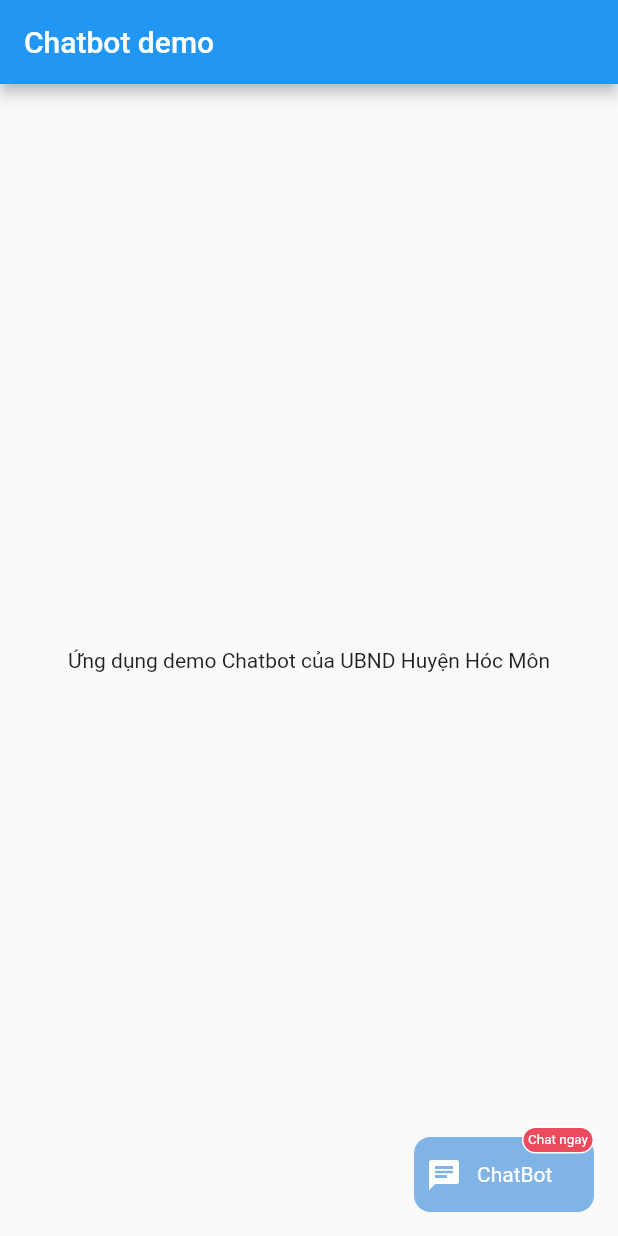
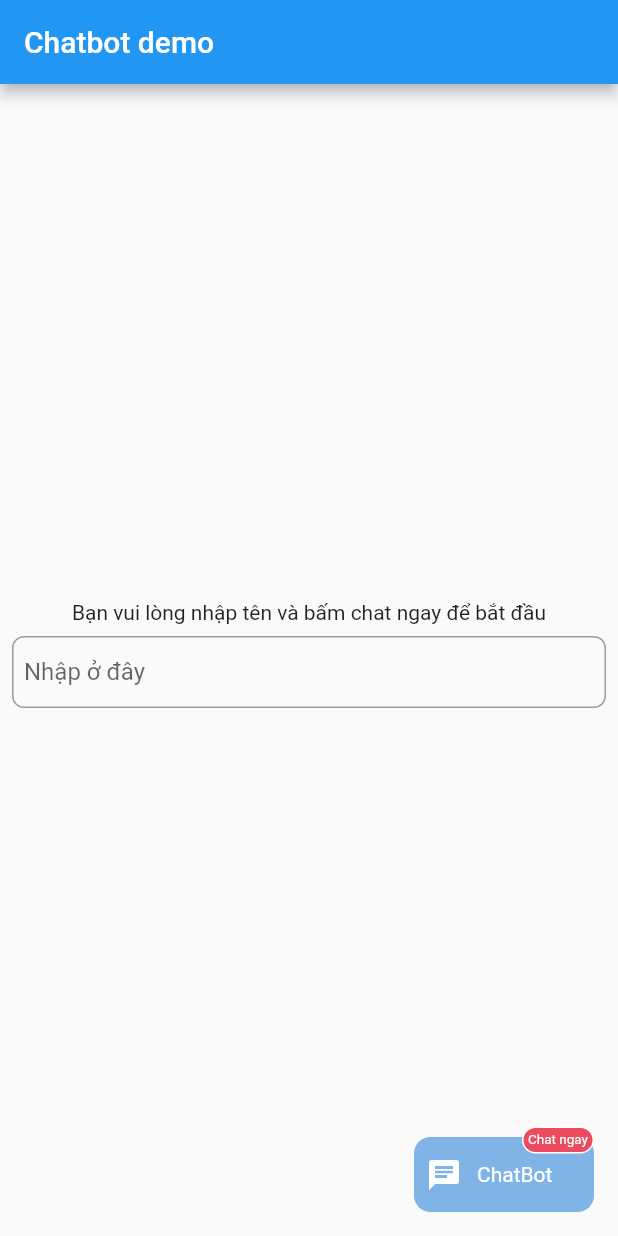
Before and after one commit to vietinfo/package_chatbot, a Flutter app: the screen it shows after launch, on a phone screen of 412 x 824 dp. Run offline on Flutter 3.47's test engine with Material 2 defaults, Android fonts, the phone set to English and light mode, and no system bars; our stand-ins replace dio, extended_image, flutter_html, flutter_spinkit, get, location and 4 more; missing offline and left inert: map_launcher, speech_to_text_vi.

Commit message:
update 10/6

```diff
--- a/example/lib/main.dart
+++ b/example/lib/main.dart
@@ -19,6 +19,8 @@ class MyApp extends StatelessWidget {
   @override
   Widget build(BuildContext context) {
     return GetMaterialApp(
+      // locale: DevicePreview.locale(context), // Add the locale here
+      // builder: DevicePreview.appBuilder,
       debugShowCheckedModeBanner: false,
       title: 'Flutter Demo',
       theme: ThemeData(
@@ -57,6 +59,8 @@ class MyHomePage extends StatefulWidget {
 }
 
 class _MyHomePageState extends State<MyHomePage> {
+  final TextEditingController textEditingCtrHoTen = TextEditingController();
+
   @override
   Widget build(BuildContext context) {
     // This method is rerun every time setState is called, for instance as done
@@ -96,17 +100,64 @@ class _MyHomePageState extends State<MyHomePage> {
             // axis because Columns are vertical (the cross axis would be
             // horizontal).
             mainAxisAlignment: MainAxisAlignment.center,
-            children: const <Widget>[
-              Text(
-                'Ứng dụng demo Chatbot của UBND Huyện Hóc Môn',
+            children: <Widget>[
+              // const Text(
+              //   'Ứng dụng demo Chatbot của UBND Huyện Hóc Môn',
+              // ),
+              const Text('Bạn vui lòng nhập tên và bấm chat ngay để bắt đầu'),
+              Padding(
+                padding: const EdgeInsets.all(8.0),
+                child: TextField(
+
+                    controller: textEditingCtrHoTen,
+                    keyboardType: TextInputType.multiline,
+                    textCapitalization: TextCapitalization.sentences,
+                    style: const TextStyle(
+                        color: Color(0xff073551),
+                        fontStyle: FontStyle.normal,
+                        fontSize: 16.0),
+                    decoration: InputDecoration(
+                      hintText: 'Nhập ở đây',
+                      focusedBorder: OutlineInputBorder(
+                        borderRadius: BorderRadius.circular(8.0),
+                        borderSide: const BorderSide(
+                          color: Colors.grey,
+                          width: 1.0,
+                        ),
+                      ),
+                      border: InputBorder.none,
+                      enabledBorder: OutlineInputBorder(
+                        borderRadius: BorderRadius.circular(8.0),
+                        borderSide: const BorderSide(
+                          color: Colors.grey,
+                          width: 1.0,
+                        ),
+                      ),
+                      errorBorder: InputBorder.none,
+                      disabledBorder: InputBorder.none,
+                      contentPadding: const EdgeInsets.all(8),
+                    )),
               ),
             ],
           ),
         ),
         floatingActionButton: GestureDetector(
           onTap: () {
+            if (textEditingCtrHoTen.text
+                .trim()
+                .isEmpty) {
+              Get.snackbar('Thông báo', 'Bạn vui lòng nhập tên của bạn!!!');
+            }else{
+              FocusScope.of(context)
+                  .unfocus();
             ExtensionFunction.instance.goChatBot(
-                userName: 'Nhan', userId: 0, fullName: 'Ng Nhan', soDienThoai: '');
+            userName: textEditingCtrHoTen.text,
+            userId: 0,
+            fullName: textEditingCtrHoTen.text,
+            soDienThoai: '');
+
+            }
+
           },
           child: Stack(
             children: [
--- a/example/pubspec.yaml
+++ b/example/pubspec.yaml
@@ -32,6 +32,7 @@ dependencies:
   # Use with the CupertinoIcons class for iOS style icons.
   cupertino_icons: ^1.0.2
   get: ^4.1.1
+  device_preview: ^0.7.3
 
 
 dev_dependencies:
```
Also changed, not shown: lib/ui/views/chat/chat_api.dart (+85 -20 lines), lib/ui/views/chat/chat_bloc.dart (+5 -5 lines), lib/ui/views/chat/chat_ui.dart (+4 -3 lines).
